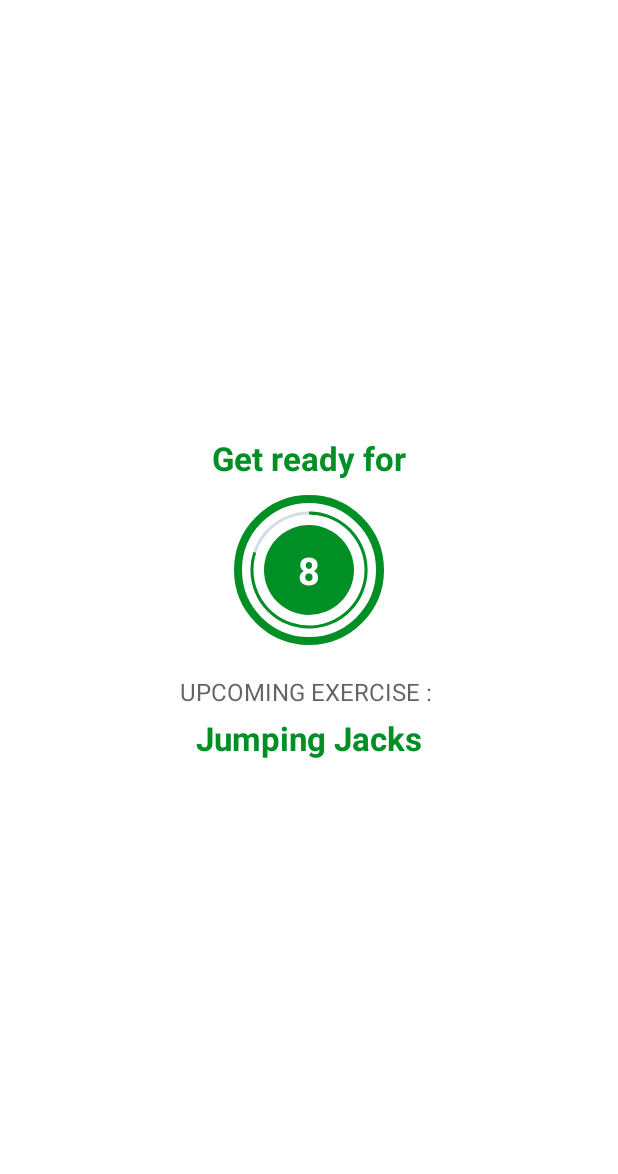
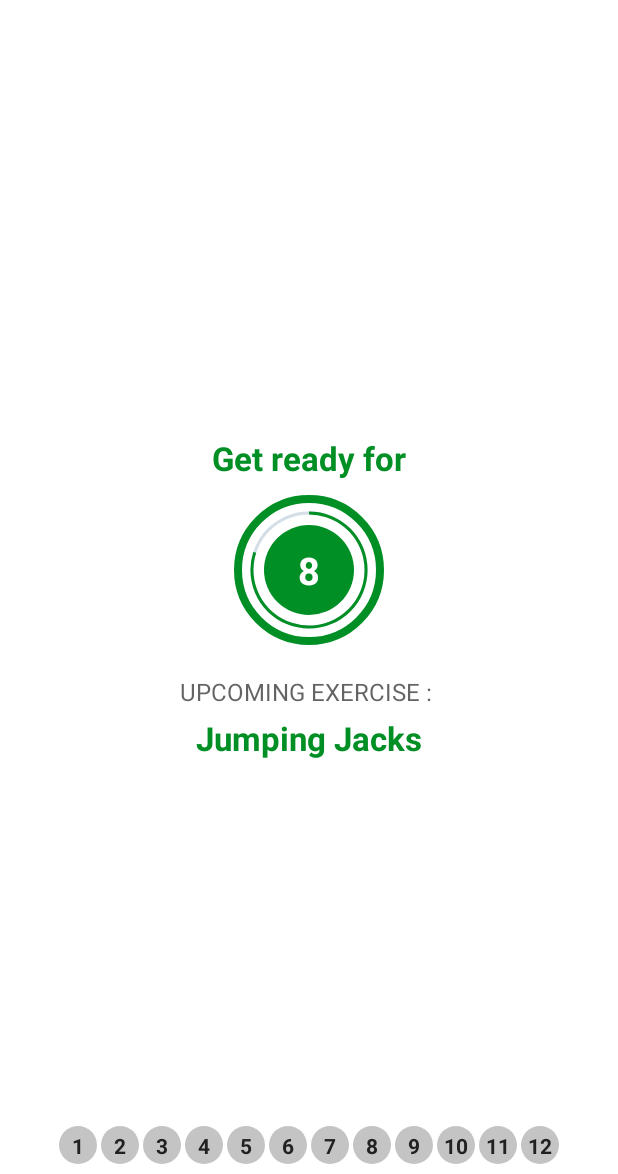
Before and after one commit to RashikAnsar/100-Days-of-code, an Android app: the ExerciseActivity screen opened directly, with no data from a screen before it, on a phone screen of 412 x 824 dp, the part 62-1236 px from its top. Run offline under Robolectric (Android 15) with nearby library versions, the phone set to English and light mode, and no system bars.

Commit message:
Day 13,14,15 7 Minutes workout app

```diff
--- a/7MinuteWorkout/app/build.gradle
+++ b/7MinuteWorkout/app/build.gradle
@@ -34,4 +34,5 @@ dependencies {
     testImplementation 'junit:junit:4.12'
     androidTestImplementation 'androidx.test.ext:junit:1.1.1'
     androidTestImplementation 'androidx.test.espresso:espresso-core:3.2.0'
+    implementation 'androidx.recyclerview:recyclerview:1.0.0'
 }
--- a/7MinuteWorkout/app/src/main/AndroidManifest.xml
+++ b/7MinuteWorkout/app/src/main/AndroidManifest.xml
@@ -10,9 +10,13 @@
         android:supportsRtl="true"
         android:theme="@style/AppTheme">
         <activity
+            android:name=".FinishActivity"
+            android:screenOrientation="portrait"
+            android:theme="@style/Theme.AppCompat.Light.NoActionBar" />
+        <activity
             android:name=".ExerciseActivity"
             android:screenOrientation="portrait"
-            android:theme="@style/Theme.AppCompat.NoActionBar"></activity>
+            android:theme="@style/Theme.AppCompat.Light.NoActionBar" />
         <activity
             android:name=".MainActivity"
             android:screenOrientation="portrait"
--- /dev/null
+++ b/7MinuteWorkout/app/src/main/java/com/example/a7minuteworkout/ExerciseStatusAdapter.kt
@@ -0,0 +1,58 @@
+package com.example.a7minuteworkout
+
+import android.content.Context
+import android.graphics.Color
+import android.view.LayoutInflater
+import android.view.View
+import android.view.ViewGroup
+import androidx.core.content.ContextCompat
+import androidx.recyclerview.widget.RecyclerView
+import kotlinx.android.synthetic.main.item_exercise_status.view.*
+
+class ExerciseStatusAdapter(val items: ArrayList<ExerciseModel>, val context: Context) :
+    RecyclerView.Adapter<ExerciseStatusAdapter.ViewHolder>() {
+
+    class ViewHolder(view: View) : RecyclerView.ViewHolder(view) {
+        val tvItem = view.tvItem
+    }
+
+    override fun onCreateViewHolder(parent: ViewGroup, viewType: Int): ViewHolder {
+        return ViewHolder(
+            LayoutInflater.from(context).inflate(R.layout.item_exercise_status, parent, false)
+        )
+    }
+
+    override fun getItemCount(): Int {
+        return items.size
+    }
+
+    override fun onBindViewHolder(holder: ViewHolder, position: Int) {
+        val model: ExerciseModel = items[position]
+
+        holder.tvItem.text = model.getId().toString()
+
+        if (model.getIsSelected()) {
+            holder.tvItem.background = ContextCompat.getDrawable(
+                context,
+                R.drawable.item_circular_thin_color_accent_border
+            )
+
+            holder.tvItem.setTextColor(Color.parseColor("#212121"))
+        } else if (model.getIsCompleted()) {
+            holder.tvItem.background = ContextCompat.getDrawable(
+                context,
+                R.drawable.item_circular_color_accent_background
+            )
+
+            holder.tvItem.setTextColor(Color.parseColor("#FFFFFF"))
+        } else {
+            holder.tvItem.background = ContextCompat.getDrawable(
+                context,
+                R.drawable.item_circular_color_background
+            )
+
+            holder.tvItem.setTextColor(Color.parseColor("#212121"))
+
+        }
+    }
+}
--- /dev/null
+++ b/7MinuteWorkout/app/src/main/res/drawable/item_circular_color_background.xml
@@ -0,0 +1,5 @@
+<?xml version="1.0" encoding="utf-8"?>
+<shape xmlns:android="http://schemas.android.com/apk/res/android"
+    android:shape="oval">
+    <solid android:color="#C4C4C4"/>
+</shape>
--- /dev/null
+++ b/7MinuteWorkout/app/src/main/res/drawable/item_circular_thin_color_accent_border.xml
@@ -0,0 +1,11 @@
+<?xml version="1.0" encoding="utf-8"?>
+<shape xmlns:android="http://schemas.android.com/apk/res/android"
+    android:shape="oval">
+
+    <stroke
+        android:width="0.5dp"
+        android:color="@color/colorAccent" />
+
+    <solid android:color="@color/colorWhite" />
+
+</shape>
--- a/7MinuteWorkout/app/src/main/res/layout/activity_exercise.xml
+++ b/7MinuteWorkout/app/src/main/res/layout/activity_exercise.xml
@@ -95,6 +95,7 @@
         android:layout_width="match_parent"
         android:layout_height="match_parent"
         android:layout_below="@id/toolbar_exercise_activity"
+        android:layout_above="@id/rvExerciseStatus"
         android:gravity="bottom|center_horizontal"
         android:orientation="vertical"
         android:visibility="gone"
@@ -103,7 +104,7 @@
         <ImageView
             android:id="@+id/ivImage"
             android:layout_width="match_parent"
-            android:layout_height="0dp"
+            android:layout_height="397dp"
             android:layout_weight="1"
             android:contentDescription="@string/image"
             android:scaleType="fitXY"
@@ -156,4 +157,12 @@
             </LinearLayout>
         </FrameLayout>
     </LinearLayout>
+
+    <androidx.recyclerview.widget.RecyclerView
+        android:id="@+id/rvExerciseStatus"
+        android:layout_width="wrap_content"
+        android:layout_height="wrap_content"
+        android:layout_alignParentBottom="true"
+        android:layout_centerHorizontal="true"
+        android:layout_margin="5dp" />
 </RelativeLayout>
--- /dev/null
+++ b/7MinuteWorkout/app/src/main/res/layout/item_exercise_status.xml
@@ -0,0 +1,16 @@
+<?xml version="1.0" encoding="utf-8"?>
+<TextView xmlns:android="http://schemas.android.com/apk/res/android"
+    xmlns:tools="http://schemas.android.com/tools"
+    android:id="@+id/tvItem"
+    android:layout_width="25dp"
+    android:layout_height="25dp"
+    android:layout_margin="1dp"
+    android:padding="3dp"
+    android:background="@drawable/item_circular_color_background"
+    android:gravity="center"
+    android:textColor="#212121"
+    android:textSize="14sp"
+    android:textStyle="bold"
+    tools:text="1">
+
+</TextView>
```
Also changed, not shown: 7MinuteWorkout/app/src/main/java/com/example/a7minuteworkout/ExerciseActivity.kt (+38 -6 lines), 7MinuteWorkout/app/src/main/java/com/example/a7minuteworkout/FinishActivity.kt (added, +28 -0 lines), 7MinuteWorkout/app/src/main/res/drawable/ic_action_done.xml (added, +13 -0 lines), 7MinuteWorkout/app/src/main/res/layout/activity_finish.xml (added, +67 -0 lines), 7MinuteWorkout/app/src/main/res/layout/dialog_custom_back_confirmation.xml (added, +62 -0 lines).
